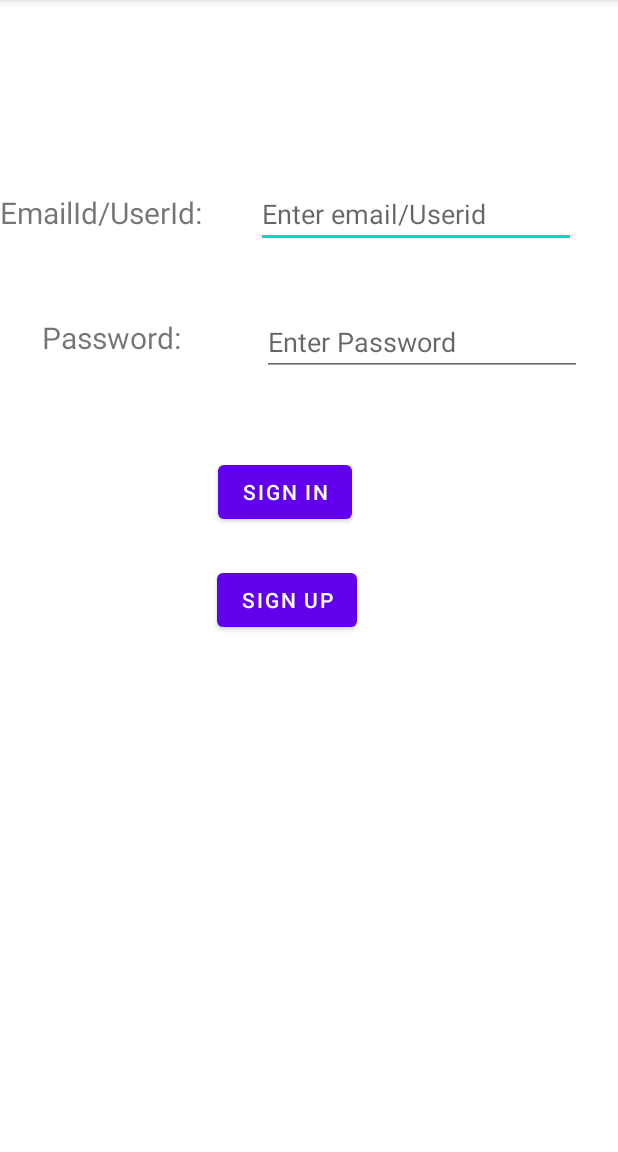
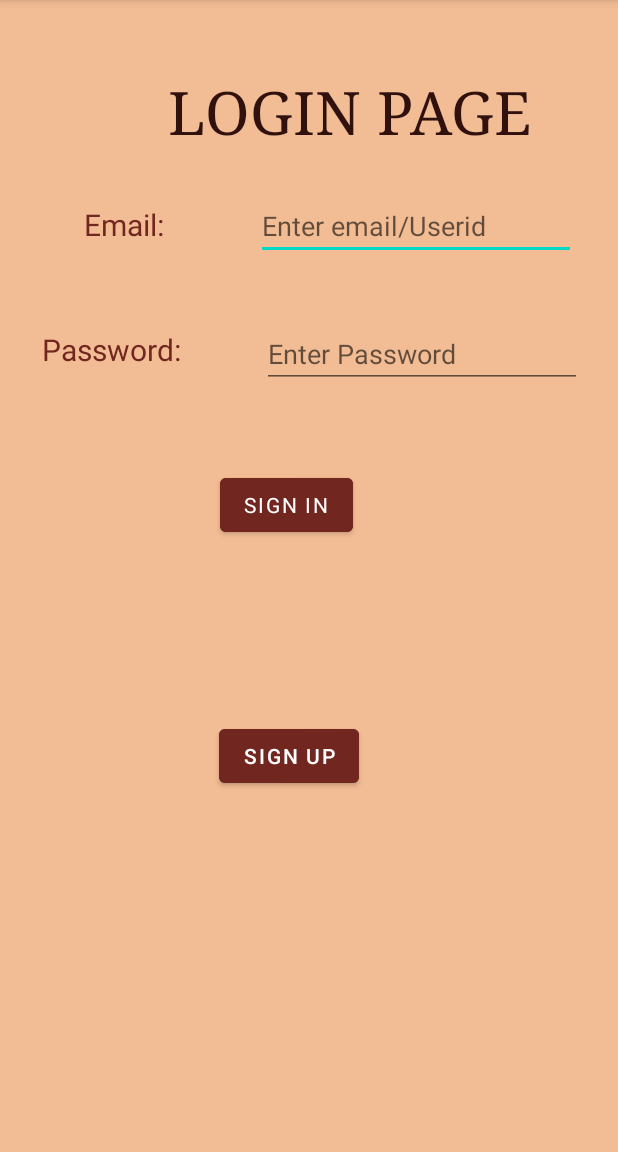
Before and after one commit to abhilash1004/ExpenseHandler, an Android app: the screen it shows after launch (Login_Activity), on a phone screen of 412 x 824 dp, the part 84-1236 px from its top. Run offline under Robolectric (Android 15) with nearby library versions, the phone set to English and light mode, and no system bars.

Commit message:
Login/register page UI change

```diff
--- a/app/src/main/java/com/mad_lab_project/expense_handler/MainActivity.java
+++ b/app/src/main/java/com/mad_lab_project/expense_handler/MainActivity.java
@@ -4,10 +4,12 @@ import androidx.appcompat.app.AppCompatActivity;
 
 import android.content.Intent;
 import android.os.Bundle;
+import android.widget.RelativeLayout;
 
 import com.mad_lab_project.expense_handler.activities.Login_Activity;
 
 public class MainActivity extends AppCompatActivity {
+
 
     @Override
     protected void onCreate(Bundle savedInstanceState) {
@@ -15,6 +17,8 @@ public class MainActivity extends AppCompatActivity {
         setContentView(R.layout.activity_main);
 
 
+
+
         Intent loginPageIntent = new Intent(this, Login_Activity.class);
         startActivity(loginPageIntent);
     }
--- a/app/src/main/res/layout/activity_login.xml
+++ b/app/src/main/res/layout/activity_login.xml
@@ -4,13 +4,15 @@
     xmlns:tools="http://schemas.android.com/tools"
     android:layout_width="match_parent"
     android:layout_height="match_parent"
+    android:scrollbarSize="4dp"
+    android:background="@color/cream"
     tools:context=".activities.Login_Activity">
 
     <EditText
         android:id="@+id/editTextUserId"
         android:layout_width="wrap_content"
         android:layout_height="wrap_content"
-        android:layout_marginTop="120dp"
+        android:layout_marginTop="128dp"
         android:layout_marginEnd="28dp"
         android:ems="10"
         android:hint="Enter email/Userid"
@@ -22,11 +24,15 @@
         android:id="@+id/textView"
         android:layout_width="wrap_content"
         android:layout_height="wrap_content"
-        android:layout_marginTop="128dp"
+        android:layout_marginStart="28dp"
+        android:layout_marginTop="136dp"
         android:layout_marginEnd="36dp"
-        android:text="EmailId/UserId:"
+        android:text="Email:"
+        android:textColor="@color/lightbrown"
         android:textSize="20sp"
         app:layout_constraintEnd_toStartOf="@+id/editTextUserId"
+        app:layout_constraintHorizontal_bias="0.527"
+        app:layout_constraintStart_toStartOf="parent"
         app:layout_constraintTop_toTopOf="parent" />
 
     <EditText
@@ -45,23 +51,31 @@
         android:id="@+id/buttonSignIn"
         android:layout_width="wrap_content"
         android:layout_height="wrap_content"
-        android:layout_marginTop="304dp"
+        android:layout_marginTop="296dp"
         android:text="Sign In"
+        android:textColor="#FFF"
+        android:typeface="sans"
+        android:backgroundTint="@color/lightbrown"
+        app:layout_constraintBottom_toTopOf="@+id/buttonSignUp"
         app:layout_constraintEnd_toEndOf="parent"
-        app:layout_constraintHorizontal_bias="0.45"
+        app:layout_constraintHorizontal_bias="0.453"
         app:layout_constraintStart_toStartOf="parent"
-        app:layout_constraintTop_toTopOf="parent" />
+        app:layout_constraintTop_toTopOf="parent"
+        app:layout_constraintVertical_bias="0.121"
+        app:rippleColor="@color/turkishblue" />
 
     <Button
         android:id="@+id/buttonSignUp"
         android:layout_width="wrap_content"
         android:layout_height="wrap_content"
-        android:layout_marginTop="24dp"
+        android:layout_marginBottom="240dp"
         android:text="Sign Up"
+        android:textColor="#FFF"
+        android:backgroundTint="@color/lightbrown"
+        app:layout_constraintBottom_toBottomOf="parent"
         app:layout_constraintEnd_toEndOf="parent"
-        app:layout_constraintHorizontal_bias="0.455"
-        app:layout_constraintStart_toStartOf="parent"
-        app:layout_constraintTop_toBottomOf="@+id/buttonSignIn" />
+        app:layout_constraintHorizontal_bias="0.459"
+        app:layout_constraintStart_toStartOf="parent" />
 
     <TextView
         android:id="@+id/textView3"
@@ -70,7 +84,30 @@
         android:layout_marginStart="28dp"
         android:layout_marginTop="56dp"
         android:text="Password:"
+        android:textColor="@color/lightbrown"
         android:textSize="20sp"
         app:layout_constraintStart_toStartOf="parent"
         app:layout_constraintTop_toBottomOf="@+id/textView" />
+
+    <TextView
+        android:id="@+id/textView4"
+        android:layout_width="wrap_content"
+        android:layout_height="wrap_content"
+        android:layout_marginStart="61dp"
+        android:layout_marginEnd="55dp"
+        android:layout_marginBottom="12dp"
+        android:width="300sp"
+        android:paddingLeft="55sp"
+        android:text="LOGIN PAGE"
+        android:textColor="@color/thickbrown"
+        android:textSize="40sp"
+        android:typeface="serif"
+        app:layout_constraintBottom_toTopOf="@+id/editTextUserId"
+        app:layout_constraintEnd_toEndOf="parent"
+        app:layout_constraintHorizontal_bias="1.0"
+        app:layout_constraintStart_toStartOf="parent"
+        app:layout_constraintTop_toTopOf="parent"
+        app:layout_constraintVertical_bias="0.745" />
+
+
 </androidx.constraintlayout.widget.ConstraintLayout>
--- a/app/src/main/res/values/colors.xml
+++ b/app/src/main/res/values/colors.xml
@@ -7,4 +7,11 @@
     <color name="teal_700">#FF018786</color>
     <color name="black">#FF000000</color>
     <color name="white">#FFFFFFFF</color>
+    <color name="turkishblue">#143D59</color>
+    <color name="lightorange">#F93800</color>
+    <color name="lightyellow">#F4B41A</color>
+    <color name="cream">#F2BC94</color>
+    <color name="thickbrown">#30110D</color>
+    <color name="lightbrown">#722620</color>
+
 </resources>
```
Also changed, not shown: app/src/main/res/layout/activity_sign_up.xml (+31 -5 lines), 1 other file.
